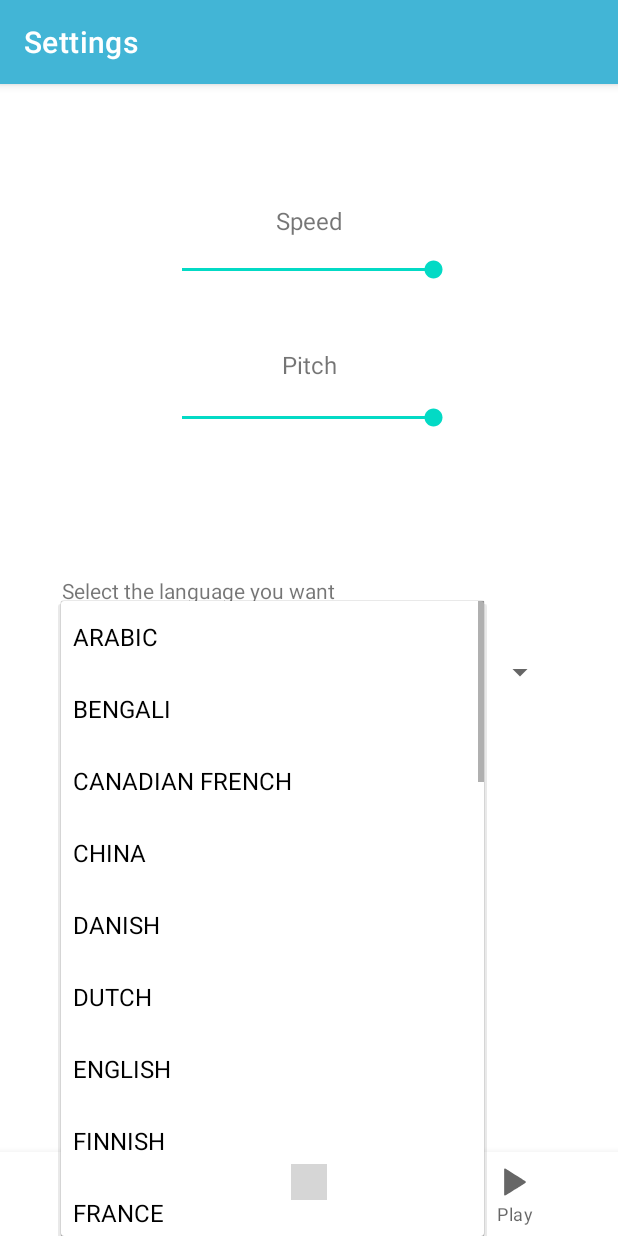
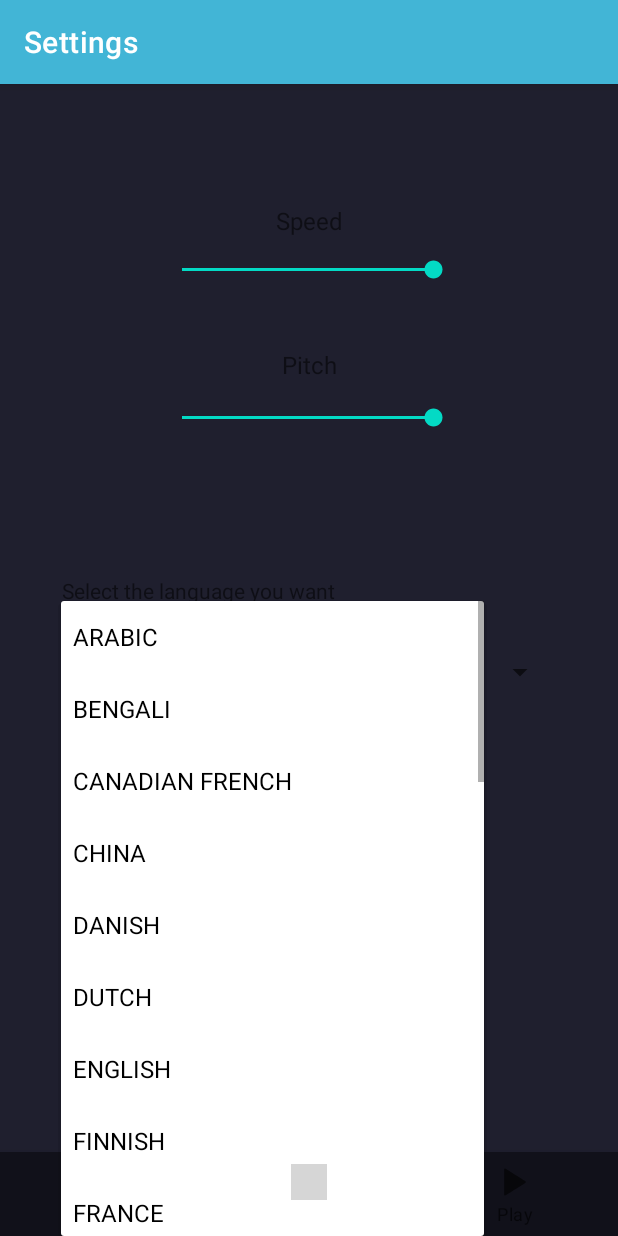
Before and after one commit to glmplx/Storeteller, an Android app: the screen it shows after launch (MainActivity), after a tap on "ARABIC", on a phone screen of 412 x 824 dp. Run offline under Robolectric (Android 15) with nearby library versions, the phone set to English and light mode, and no system bars; our stand-ins replace navigation-ui; libraries missing offline, so code that uses them is left out: com.itextpdf.text; grey boxes are pictures that could not be loaded.

Commit message:
GUI Update

```diff
--- a/app/src/main/java/com/example/storeteller/ui/play/PlayFragment.java
+++ b/app/src/main/java/com/example/storeteller/ui/play/PlayFragment.java
@@ -40,6 +40,7 @@ public class PlayFragment extends Fragment {
     private Uri audioFileUri;
     private MediaPlayer mediaPlayer;
     private String pdfText;
+    private String pdfName;
     private SeekBar playbackSeekBar;
     private Locale selectedLocale;
     private Runnable runnable;
@@ -64,6 +65,7 @@ public class PlayFragment extends Fragment {
         forwardButton = view.findViewById(R.id.forwardButton);
 
         TextView textView = view.findViewById(R.id.textView);
+        TextView document_title = view.findViewById(R.id.document_title);
         textView.setMovementMethod(new ScrollingMovementMethod());
         textView.setText(R.string.emptyPlay);
 
@@ -77,10 +79,12 @@ public class PlayFragment extends Fragment {
         SharedViewModel sharedViewModel = new ViewModelProvider(requireActivity()).get(SharedViewModel.class);
         selectedFileUri = sharedViewModel.getSelectedFileUri();
         pdfText = sharedViewModel.getText();
+        pdfName = getFileNameFromUri(selectedFileUri);
 
         if (selectedFileUri != null) {
             pdfView.fromUri(selectedFileUri).load();
             textView.setText(pdfText);
+            document_title.setText(pdfName);
             selectedLocale = sharedViewModel.getSelectedLocale();
             if (selectedLocale == null) selectedLocale = Locale.getDefault();
 
--- a/app/src/main/res/layout/activity_main.xml
+++ b/app/src/main/res/layout/activity_main.xml
@@ -4,18 +4,19 @@
     android:id="@+id/container"
     android:layout_width="match_parent"
     android:layout_height="match_parent"
-    android:paddingTop="?attr/actionBarSize">
+    android:paddingTop="?attr/actionBarSize"
+    android:background="@color/main_background_blue">
 
     <com.google.android.material.bottomnavigation.BottomNavigationView
         android:id="@+id/nav_view"
         android:layout_width="0dp"
         android:layout_height="wrap_content"
-        android:background="?android:attr/windowBackground"
+        android:background="@color/menu_background_blue"
         android:visibility="visible"
         app:layout_constraintBottom_toBottomOf="parent"
         app:layout_constraintLeft_toLeftOf="parent"
         app:layout_constraintRight_toRightOf="parent"
-        app:menu="@menu/bottom_nav_menu" />
+        app:menu="@menu/bottom_nav_menu"/>
 
     <fragment
         android:id="@+id/nav_host_fragment_activity_main"
--- a/app/src/main/res/values/colors.xml
+++ b/app/src/main/res/values/colors.xml
@@ -9,5 +9,7 @@
     <color name="white">#FFFFFFFF</color>
     <color name="blue">#42B5D6</color>
     <color name="blue2">#1064b7</color>
+    <color name="main_background_blue">#1f1f2e</color>
+    <color name="menu_background_blue">#11111a</color>
 
 </resources>
```
Also changed, not shown: app/src/main/res/drawable/loading_logo.xml (+6 -6 lines), app/src/main/res/layout/fragment_play.xml (+33 -14 lines).
